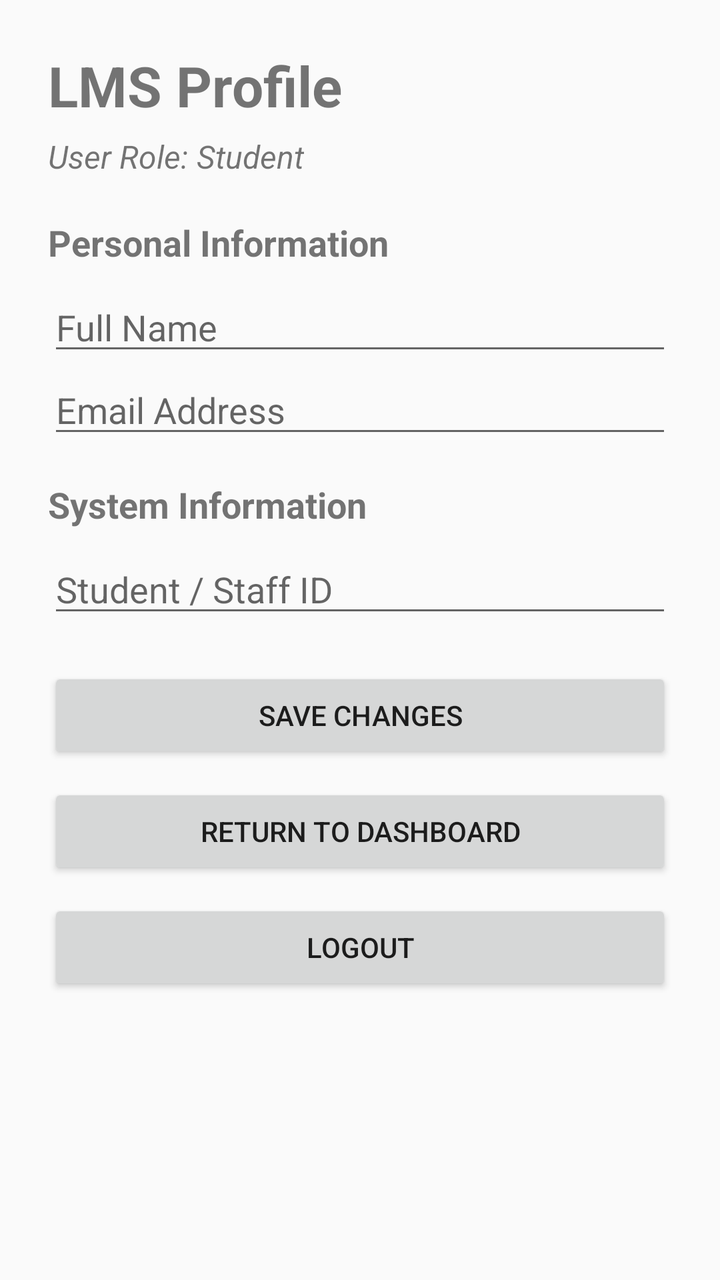
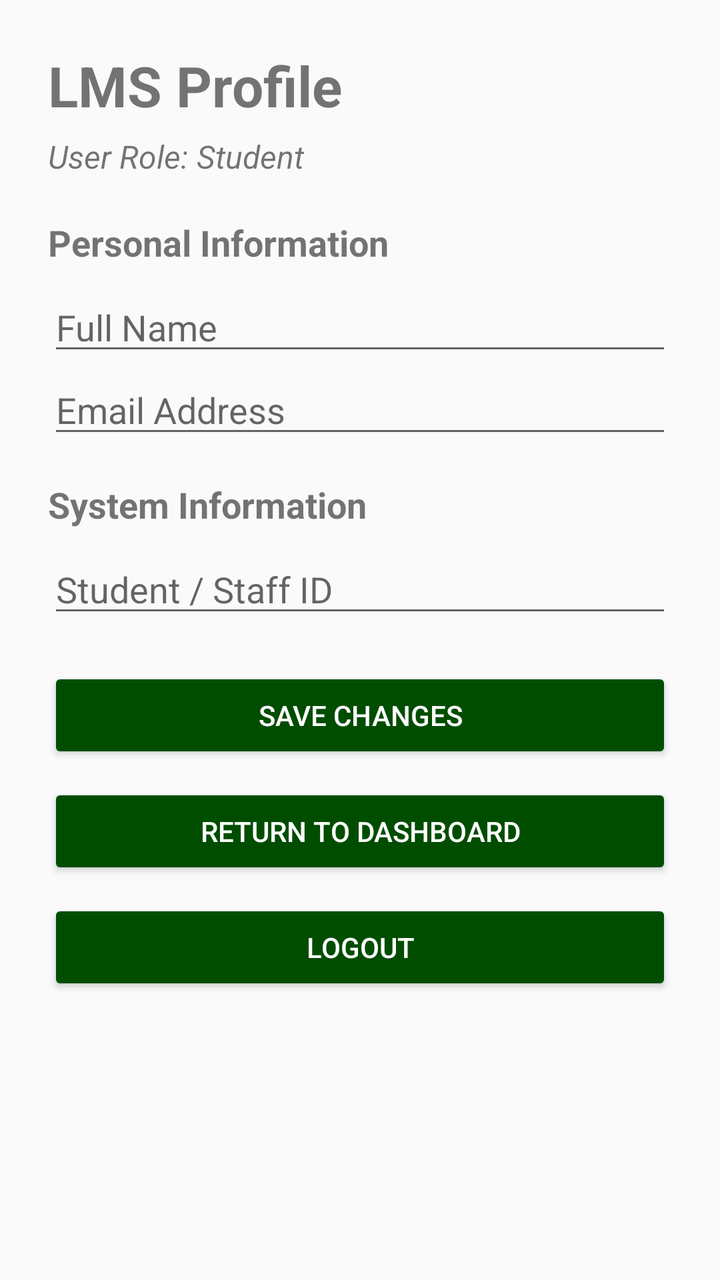

Before-and-after screenshots of an Android layout around one commit, followed by the original layout XML and the change that was made.
<!-- AndroidManifest.xml: application theme Theme.Part2 -->
<!-- res/layout/activity_profile.xml -->
<?xml version="1.0" encoding="utf-8"?>
<ScrollView xmlns:android="http://schemas.android.com/apk/res/android"
    android:layout_width="match_parent"
    android:layout_height="match_parent"
    android:fillViewport="true">

    <LinearLayout
        android:layout_width="match_parent"
        android:layout_height="wrap_content"
        android:orientation="vertical"
        android:padding="24dp">

        
        <TextView
            android:layout_width="wrap_content"
            android:layout_height="wrap_content"
            android:text="LMS Profile"
            android:textSize="28sp"
            android:textStyle="bold"
            android:paddingBottom="6dp"/>

        <TextView
            android:id="@+id/tvRole"
            android:layout_width="wrap_content"
            android:layout_height="wrap_content"
            android:text="User Role: Student"
            android:textSize="16sp"
            android:textStyle="italic"
            android:paddingBottom="20dp"/>

        
        <TextView
            android:layout_width="wrap_content"
            android:layout_height="wrap_content"
            android:text="Personal Information"
            android:textStyle="bold"
            android:textSize="18sp"
            android:paddingBottom="8dp"/>

        <EditText
            android:id="@+id/etName"
            android:layout_width="match_parent"
            android:layout_height="wrap_content"
            android:hint="Full Name"
            android:inputType="textPersonName"/>

        <EditText
            android:id="@+id/etEmail"
            android:layout_width="match_parent"
            android:layout_height="wrap_content"
            android:hint="Email Address"
            android:inputType="textEmailAddress"/>

        
        <TextView
            android:layout_width="wrap_content"
            android:layout_height="wrap_content"
            android:text="System Information"
            android:textStyle="bold"
            android:textSize="18sp"
            android:paddingTop="16dp"
            android:paddingBottom="8dp"/>

        <EditText
            android:id="@+id/etUserId"
            android:layout_width="match_parent"
            android:layout_height="wrap_content"
            android:hint="Student / Staff ID"
            android:inputType="text"/>

        
        <Button
            android:id="@+id/btnUpdate"
            android:layout_width="match_parent"
            android:layout_height="wrap_content"
            android:text="Save Changes"
            android:layout_marginTop="20dp"/>

        <Button
            android:id="@+id/btnDashboard"
            android:layout_width="match_parent"
            android:layout_height="wrap_content"
            android:text="Return to Dashboard"
            android:layout_marginTop="10dp"/>

        <Button
            android:id="@+id/btnLogout"
            android:layout_width="match_parent"
            android:layout_height="wrap_content"
            android:text="Logout"
            android:layout_marginTop="10dp"/>

    </LinearLayout>
</ScrollView>
<!-- resources referenced by this layout -->
<resources>
  <style name="Theme.Part2" parent="Theme.AppCompat.Light.NoActionBar" />
</resources>

<!-- the commit's change to res/layout/activity_profile.xml (unified diff, before → after) -->
@@ -74,21 +74,27 @@
             android:layout_width="match_parent"
             android:layout_height="wrap_content"
             android:text="Save Changes"
-            android:layout_marginTop="20dp"/>
+            android:layout_marginTop="20dp"
+            android:backgroundTint="#004d00"
+            android:textColor="@android:color/white"/>
 
         <Button
             android:id="@+id/btnDashboard"
             android:layout_width="match_parent"
             android:layout_height="wrap_content"
             android:text="Return to Dashboard"
-            android:layout_marginTop="10dp"/>
+            android:layout_marginTop="10dp"
+            android:backgroundTint="#004d00"
+            android:textColor="@android:color/white"/>
 
         <Button
             android:id="@+id/btnLogout"
             android:layout_width="match_parent"
             android:layout_height="wrap_content"
             android:text="Logout"
-            android:layout_marginTop="10dp"/>
+            android:layout_marginTop="10dp"
+            android:backgroundTint="#004d00"
+            android:textColor="@android:color/white"/>
 
     </LinearLayout>
 </ScrollView>
